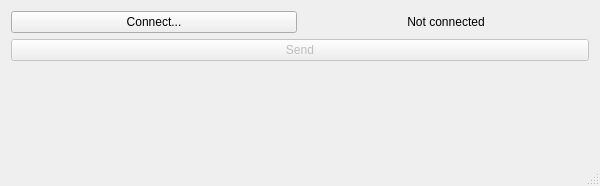
Above: ui/speedyshare.ui from Duttenheim/SpeedyShare before the change. Below: the same form after it.
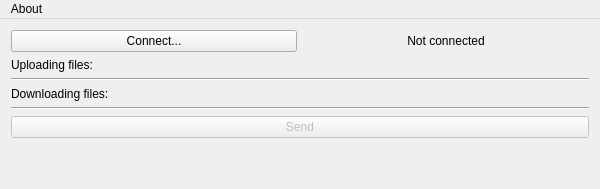
That is the form after the change.

The edit to the form file:
```diff
--- a/ui/speedyshare.ui
+++ b/ui/speedyshare.ui
@@ -2,18 +2,36 @@
 <ui version="4.0">
  <class>SpeedyShareClass</class>
  <widget class="QMainWindow" name="SpeedyShareClass">
+  <property name="enabled">
+   <bool>true</bool>
+  </property>
   <property name="geometry">
    <rect>
     <x>0</x>
     <y>0</y>
     <width>600</width>
-    <height>186</height>
+    <height>171</height>
    </rect>
   </property>
+  <property name="sizePolicy">
+   <sizepolicy hsizetype="Fixed" vsizetype="Fixed">
+    <horstretch>0</horstretch>
+    <verstretch>0</verstretch>
+   </sizepolicy>
+  </property>
   <property name="windowTitle">
    <string>SpeedyShare</string>
   </property>
+  <property name="documentMode">
+   <bool>false</bool>
+  </property>
   <widget class="QWidget" name="centralWidget">
+   <property name="sizePolicy">
+    <sizepolicy hsizetype="Fixed" vsizetype="Fixed">
+     <horstretch>0</horstretch>
+     <verstretch>0</verstretch>
+    </sizepolicy>
+   </property>
    <layout class="QGridLayout" name="gridLayout">
     <item row="0" column="0" colspan="2">
      <layout class="QGridLayout" name="gridLayout_2">
@@ -42,20 +60,10 @@
       </item>
      </layout>
     </item>
-    <item row="4" column="0" colspan="2">
-     <widget class="QPushButton" name="sendButton">
-      <property name="enabled">
-       <bool>false</bool>
-      </property>
-      <property name="text">
-       <string>Send</string>
-      </property>
-     </widget>
-    </item>
-    <item row="5" column="0" colspan="2">
+    <item row="7" column="0" colspan="2">
      <layout class="QVBoxLayout" name="downloadLayout"/>
     </item>
-    <item row="6" column="0" colspan="2">
+    <item row="9" column="0" colspan="2">
      <spacer name="verticalSpacer">
       <property name="orientation">
        <enum>Qt::Vertical</enum>
@@ -68,6 +76,44 @@
       </property>
      </spacer>
     </item>
+    <item row="8" column="0" colspan="2">
+     <widget class="QPushButton" name="sendButton">
+      <property name="enabled">
+       <bool>false</bool>
+      </property>
+      <property name="text">
+       <string>Send</string>
+      </property>
+     </widget>
+    </item>
+    <item row="5" column="0" colspan="2">
+     <widget class="QLabel" name="label">
+      <property name="text">
+       <string>Downloading files:</string>
+      </property>
+     </widget>
+    </item>
+    <item row="2" column="0" colspan="2">
+     <widget class="QLabel" name="label_2">
+      <property name="text">
+       <string>Uploading files:</string>
+      </property>
+     </widget>
+    </item>
+    <item row="3" column="0" colspan="2">
+     <widget class="Line" name="line_2">
+      <property name="orientation">
+       <enum>Qt::Horizontal</enum>
+      </property>
+     </widget>
+    </item>
+    <item row="6" column="0" colspan="2">
+     <widget class="Line" name="line">
+      <property name="orientation">
+       <enum>Qt::Horizontal</enum>
+      </property>
+     </widget>
+    </item>
    </layout>
   </widget>
   <widget class="QMenuBar" name="menuBar">
@@ -79,8 +125,13 @@
      <height>21</height>
     </rect>
    </property>
+   <widget class="QMenu" name="menuAbout">
+    <property name="title">
+     <string>About</string>
+    </property>
+   </widget>
+   <addaction name="menuAbout"/>
   </widget>
-  <widget class="QStatusBar" name="statusBar"/>
  </widget>
  <layoutdefault spacing="6" margin="11"/>
  <resources/>
```
Left out of the diff: 3 changed lines with no effect on the pictures.
